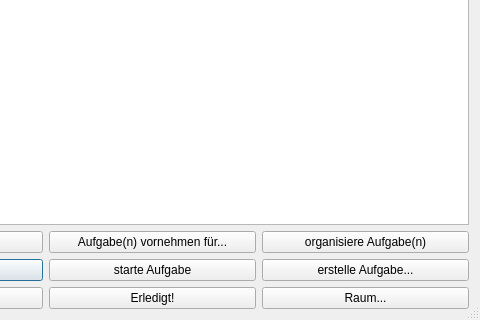
Qt form src/ui/task_list.ui (amogorkon/watnu) before a commit; both pictures show x 175 to 655 and y 182 to 502 of the 655 by 502 pixel window.
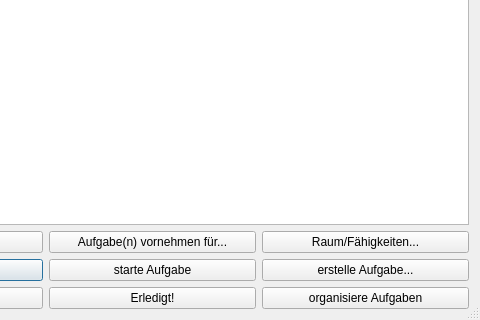
The same form after that commit.

The edit to the form file:
```diff
--- a/src/ui/task_list.ui
+++ b/src/ui/task_list.ui
@@ -311,7 +311,7 @@
         </sizepolicy>
        </property>
        <property name="text">
-        <string>Raum...</string>
+        <string>organisiere Aufgaben</string>
        </property>
        <property name="shortcut">
         <string>3</string>
@@ -448,7 +448,7 @@
         </sizepolicy>
        </property>
        <property name="text">
-        <string>organisiere Aufgabe(n)</string>
+        <string>Raum/Fähigkeiten...</string>
        </property>
        <property name="shortcut">
         <string>9</string>
```
